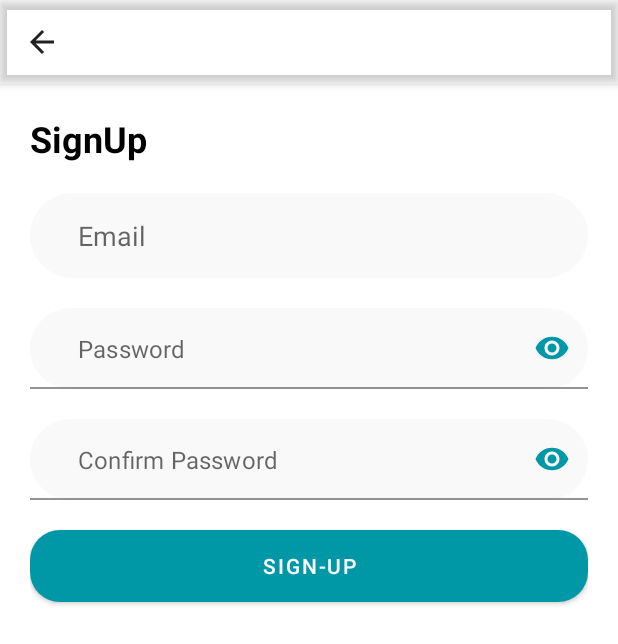
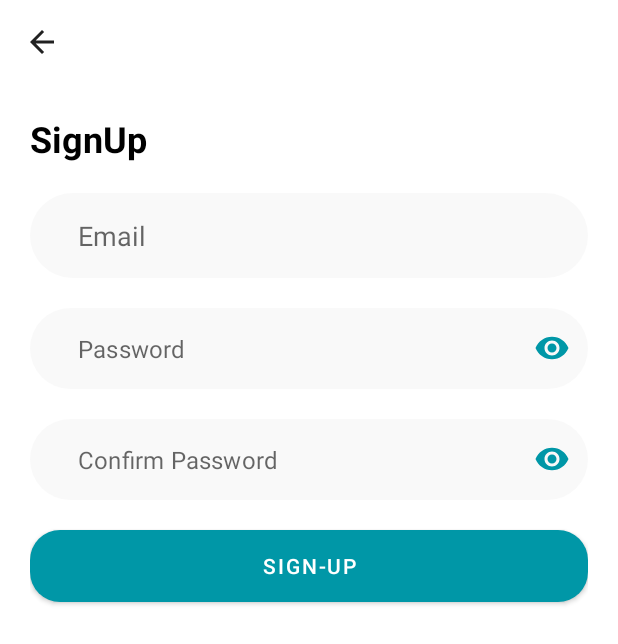
Before and after one commit to mirzayogy/codepolitan-attendance-apps, an Android app: the SignUpActivity screen opened directly, with no data from a screen before it, on a phone screen of 412 x 824 dp. Shown: the top 644 px of the screen. Run offline under Robolectric (Android 15) with nearby library versions, the phone set to English and light mode, and no system bars.

```diff
--- a/app/src/main/java/com/mirzayogy/codepolitanattendanceapps/SignUpActivity.kt
+++ b/app/src/main/java/com/mirzayogy/codepolitanattendanceapps/SignUpActivity.kt
@@ -1,5 +1,6 @@
 package com.mirzayogy.codepolitanattendanceapps
 
+import android.content.Intent
 import androidx.appcompat.app.AppCompatActivity
 import android.os.Bundle
 import kotlinx.android.synthetic.main.activity_sign_up.*
@@ -10,6 +11,15 @@ class SignUpActivity : AppCompatActivity() {
         setContentView(R.layout.activity_sign_up)
 
         initActionBar()
+
+        btnSignUp.setOnClickListener {
+            val i = Intent(this,MainActivity::class.java)
+            startActivity(i)
+        }
+
+        tbSignUp.setNavigationOnClickListener {
+            finish()
+        }
     }
 
     private fun initActionBar() {
--- a/app/src/main/res/layout/activity_forgot_password.xml
+++ b/app/src/main/res/layout/activity_forgot_password.xml
@@ -1,6 +1,7 @@
 <?xml version="1.0" encoding="utf-8"?>
 <LinearLayout xmlns:android="http://schemas.android.com/apk/res/android"
     xmlns:tools="http://schemas.android.com/tools"
+    xmlns:app="http://schemas.android.com/apk/res-auto"
     android:background="@color/white"
     android:orientation="vertical"
     android:layout_width="match_parent"
@@ -12,7 +13,7 @@
         android:layout_height="wrap_content"
         android:background="@android:color/transparent"
         android:theme="@style/ThemeOverlay.AppCompat.ActionBar"
-        android:elevation="0dp"
+        app:elevation="0dp"
         >
         <androidx.appcompat.widget.Toolbar
             android:id="@+id/tbForgotPassword"
@@ -59,6 +60,7 @@
 
 
             <Button
+                android:id="@+id/btnSendEmail"
                 android:layout_width="match_parent"
                 android:layout_height="wrap_content"
                 android:background="@drawable/bg_btn_primary"
--- a/app/src/main/res/layout/activity_sign_up.xml
+++ b/app/src/main/res/layout/activity_sign_up.xml
@@ -13,7 +13,7 @@
         android:layout_height="wrap_content"
         android:background="@android:color/transparent"
         android:theme="@style/ThemeOverlay.AppCompat.ActionBar"
-        android:elevation="0dp"
+        app:elevation="0dp"
         >
         <androidx.appcompat.widget.Toolbar
             android:id="@+id/tbSignUp"
@@ -65,6 +65,8 @@
                 app:passwordToggleTint="@color/colorPrimary"
                 app:hintEnabled="false"
                 android:gravity="center_vertical"
+                app:boxStrokeWidth="0dp"
+                app:boxStrokeWidthFocused="0dp"
                 >
 
                 <com.google.android.material.textfield.TextInputEditText
@@ -89,6 +91,8 @@
                 app:passwordToggleTint="@color/colorPrimary"
                 app:hintEnabled="false"
                 android:gravity="center_vertical"
+                app:boxStrokeWidth="0dp"
+                app:boxStrokeWidthFocused="0dp"
                 >
 
                 <com.google.android.material.textfield.TextInputEditText
@@ -107,6 +111,7 @@
             </com.google.android.material.textfield.TextInputLayout>
 
             <Button
+                android:id="@+id/btnSignUp"
                 android:layout_width="match_parent"
                 android:layout_height="wrap_content"
                 android:background="@drawable/bg_btn_primary"
```
Also changed, not shown: app/src/main/java/com/mirzayogy/codepolitanattendanceapps/AuthActivity.kt (+12 -0 lines), app/src/main/java/com/mirzayogy/codepolitanattendanceapps/ForgotPasswordActivity.kt (+22 -0 lines), app/src/main/java/com/mirzayogy/codepolitanattendanceapps/SignInActivity.kt (+16 -0 lines), app/src/main/java/com/mirzayogy/codepolitanattendanceapps/SplashActivity.kt (+7 -0 lines), app/src/main/res/layout/activity_sign_in.xml (+5 -3 lines).
